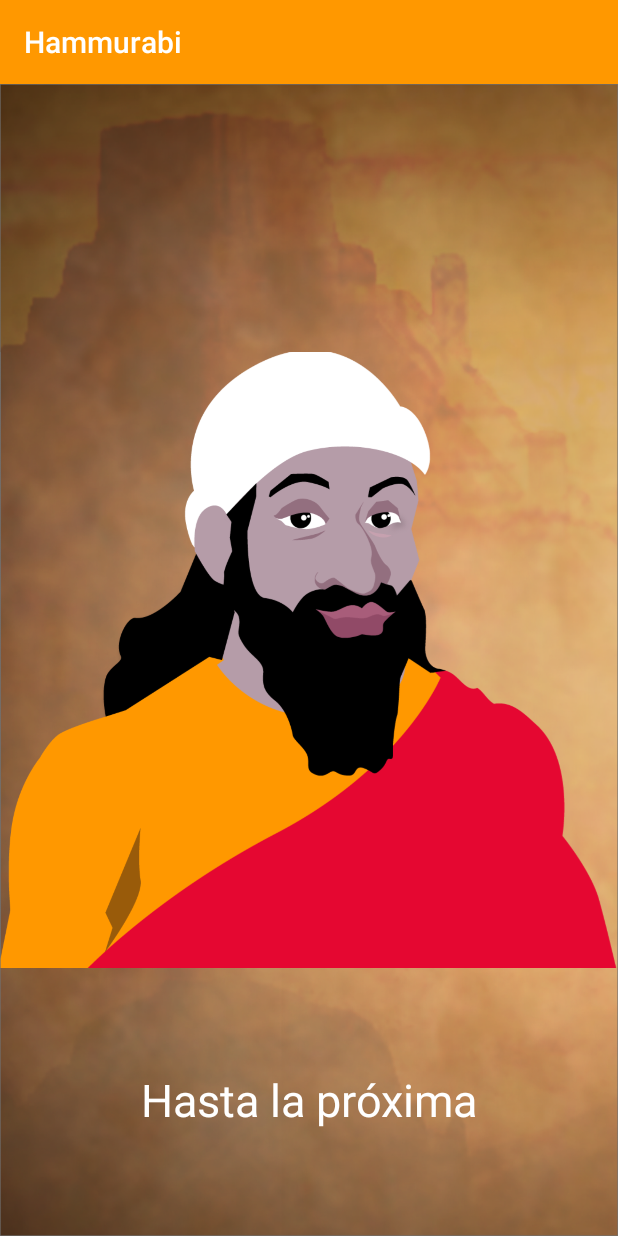
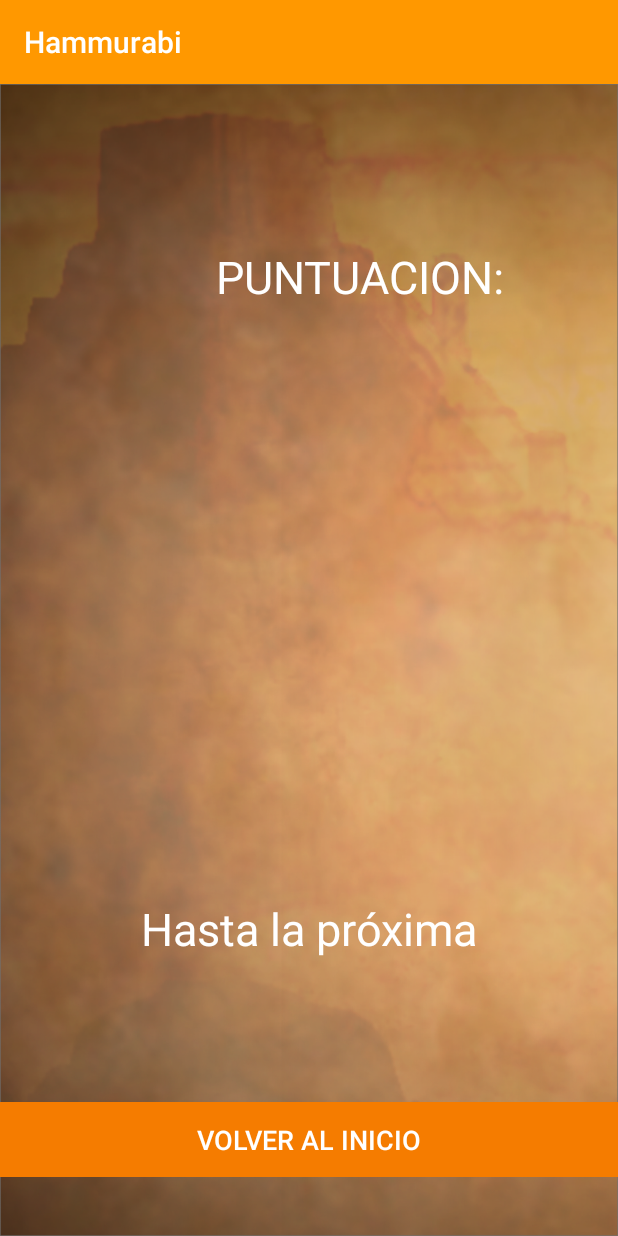
Before and after one commit to LeonardoFabian/Quiztory-Mesopotamia, an Android app: the Main2Activity_Quiz3 screen opened directly, with no data from a screen before it, on a phone screen of 412 x 824 dp. Run offline under Robolectric (Android 15) with nearby library versions, the phone set to English and light mode, and no system bars.

Commit message:
Diseño del Activity Puntuacion luego terminar las preguntas al presionar finalizar envia al activity Puntuacion

```diff
--- a/app/src/main/java/com/example/leonardofabian/hammurabi/Main2Activity_Quiz1.java
+++ b/app/src/main/java/com/example/leonardofabian/hammurabi/Main2Activity_Quiz1.java
@@ -156,8 +156,20 @@ public class Main2Activity_Quiz1 extends AppCompatActivity {
                     }
                     String resultado = String.format("Correctas: %d -- Incorrectas: %d", correctas, incorrectas);
 
+
+                    Intent intent = new Intent(Main2Activity_Quiz1.this, Main2Activity_Quiz3.class); //pasar al proximo activity
+
+                    intent.putExtra("jugador", string_jugador);
+                    intent.putExtra("score", string_score);
+                    intent.putExtra("vidas", string_vidas);
+
+                    startActivity(intent);
+                    finish();
+
+                    /*
                     Toast.makeText(Main2Activity_Quiz1.this, resultado, Toast.LENGTH_LONG).show();
                     finish();
+                    */
                 }
                 /*
                 for(int i = 0; i < answers_correct.length; i++){
@@ -209,9 +221,14 @@ public class Main2Activity_Quiz1 extends AppCompatActivity {
         }
         if(current_question == all_questions.length - 1){
             btn_skip.setVisibility(View.GONE);
+        } else {
+            btn_skip.setVisibility(View.VISIBLE);
         }
+
         if(current_question == all_questions.length - 1){
             btn_check.setText(R.string.btn_finish_attempt);
+        } else {
+            btn_check.setText(R.string.btn_check);
         }
         // END PREGUNTA Y RESPUESTA
     }
--- a/app/src/main/java/com/example/leonardofabian/hammurabi/Main2Activity_Quiz3.java
+++ b/app/src/main/java/com/example/leonardofabian/hammurabi/Main2Activity_Quiz3.java
@@ -2,12 +2,26 @@ package com.example.leonardofabian.hammurabi;
 
 import android.support.v7.app.AppCompatActivity;
 import android.os.Bundle;
+import android.widget.TextView;
 
 public class Main2Activity_Quiz3 extends AppCompatActivity {
+
+    private TextView tvJugador, tvScore, tvTitle;
+    String string_jugador, string_score, string_vidas;
 
     @Override
     protected void onCreate(Bundle savedInstanceState) {
         super.onCreate(savedInstanceState);
         setContentView(R.layout.activity_main2__quiz3);
+
+        tvJugador = (TextView)findViewById(R.id.tv_jugador);
+        tvScore = (TextView)findViewById(R.id.tv_score);
+        tvTitle = (TextView)findViewById(R.id.tv_titulo);
+
+        tvTitle.setText(R.string.title_puntuacion);
+        string_jugador = getIntent().getStringExtra("jugador");
+        tvJugador.setText(string_jugador);
+        string_score = getIntent().getStringExtra("score");
+        tvScore.setText(string_score);
     }
 }
--- a/app/src/main/res/layout/activity_main2__quiz3.xml
+++ b/app/src/main/res/layout/activity_main2__quiz3.xml
@@ -6,15 +6,6 @@
     android:layout_height="match_parent"
     android:background="@drawable/bg"
     tools:context=".Main2Activity_Quiz3">
-
-    <ImageView
-        android:id="@+id/imageView"
-        android:layout_width="wrap_content"
-        android:layout_height="wrap_content"
-        android:contentDescription="@string/description"
-        app:srcCompat="@drawable/hammurabi"
-        tools:layout_editor_absoluteX="16dp"
-        tools:layout_editor_absoluteY="240dp" />
 
     <ImageView
         android:id="@+id/imageView2"
@@ -28,12 +19,65 @@
         android:id="@+id/textView2"
         android:layout_width="match_parent"
         android:layout_height="53dp"
-        android:layout_alignBottom="@+id/imageView"
-        android:layout_marginBottom="64dp"
+        android:layout_alignParentBottom="true"
+        android:layout_marginBottom="178dp"
         android:gravity="center"
         android:text="@string/adios"
         android:textColor="@android:color/background_light"
         android:textSize="30sp"
         tools:layout_editor_absoluteX="41dp"
         tools:layout_editor_absoluteY="171dp" />
+
+    <TextView
+        android:id="@+id/tv_jugador"
+        android:layout_width="wrap_content"
+        android:layout_height="wrap_content"
+        android:layout_above="@+id/textView2"
+        android:layout_alignParentStart="true"
+        android:layout_alignParentLeft="true"
+        android:layout_marginStart="155dp"
+        android:layout_marginLeft="155dp"
+        android:layout_marginBottom="382dp"
+        android:text="TextView"
+        android:textColor="@android:color/background_light"
+        android:textSize="24sp" />
+
+    <TextView
+        android:id="@+id/tv_score"
+        android:layout_width="wrap_content"
+        android:layout_height="wrap_content"
+        android:layout_above="@+id/textView2"
+        android:layout_alignParentStart="true"
+        android:layout_alignParentLeft="true"
+        android:layout_marginStart="166dp"
+        android:layout_marginLeft="166dp"
+        android:layout_marginBottom="317dp"
+        android:text="TextView"
+        android:textColor="@android:color/background_light"
+        android:textSize="18sp" />
+
+    <TextView
+        android:id="@+id/tv_titulo"
+        android:layout_width="wrap_content"
+        android:layout_height="wrap_content"
+        android:layout_alignParentStart="true"
+        android:layout_alignParentLeft="true"
+        android:layout_alignParentTop="true"
+        android:layout_marginStart="144dp"
+        android:layout_marginLeft="144dp"
+        android:layout_marginTop="108dp"
+        android:text="TextView"
+        android:textColor="@android:color/background_light"
+        android:textSize="30sp" />
+
+    <Button
+        android:id="@+id/btn_home"
+        android:layout_width="match_parent"
+        android:layout_height="50dp"
+        android:layout_alignParentBottom="true"
+        android:layout_marginBottom="39dp"
+        android:background="@color/colorPrimaryDark"
+        android:text="@string/btn_home"
+        android:textColor="@android:color/background_light"
+        android:textSize="18sp" />
 </RelativeLayout>
--- a/app/src/main/res/values/strings.xml
+++ b/app/src/main/res/values/strings.xml
@@ -1,11 +1,14 @@
 <resources>
     <string name="app_name">Hammurabi</string>
+
+    <string name="title_puntuacion">PUNTUACION:</string>
 
     <string name="btn_entrar">ENTRAR</string>
     <string name="btn_jugar">JUGAR</string>
     <string name="btn_check">COMPROBAR</string>
     <string name="btn_skip">OMITIR</string>
     <string name="btn_finish_attempt">FINALIZAR</string>
+    <string name="btn_home">VOLVER AL INICIO</string>
 
     <string name="adios">Hasta la próxima</string>
 
```
